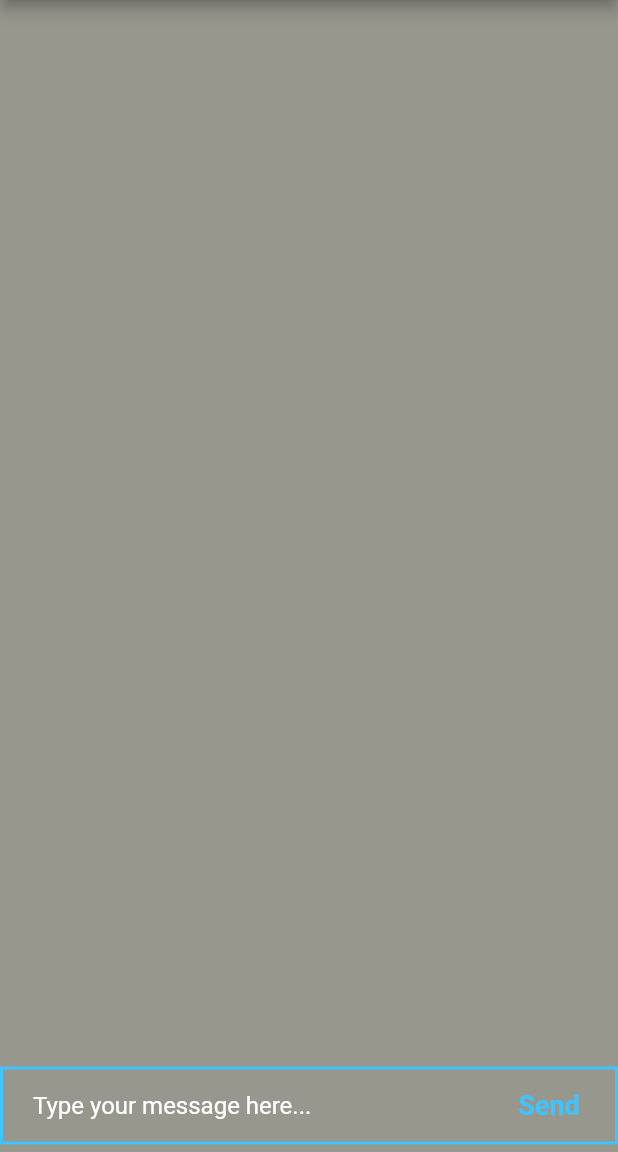
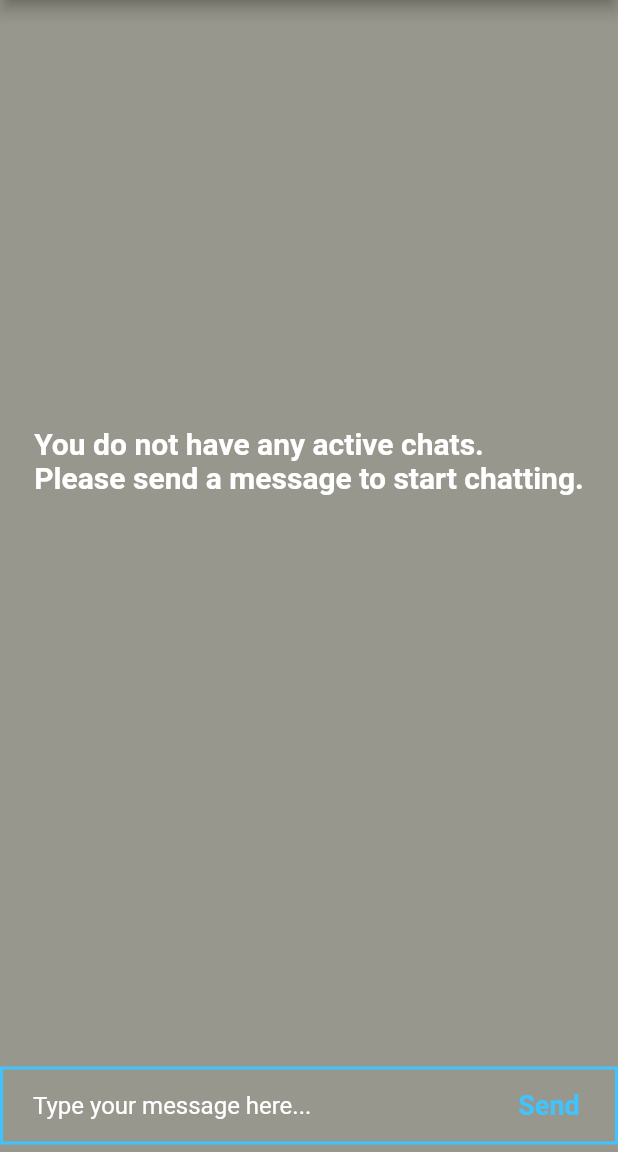
Before and after one commit to aunshpatel/the_chat_app, a Flutter app: the ChatScreen screen opened by its route, on a phone screen of 412 x 824 dp, the part 84-1236 px from its top. Run offline on Flutter 3.47's test engine with Material 2 defaults, Android fonts, the phone set to English and light mode, and no system bars; our stand-ins replace cloud_firestore, firebase_auth, firebase_core, modal_progress_hud; accounts and stored records are empty.

Commit message:
Updated UI of Chat Screen

```diff
--- a/lib/chat_screen.dart
+++ b/lib/chat_screen.dart
@@ -6,6 +6,7 @@ import 'components/constants.dart';
 import 'package:cloud_firestore/cloud_firestore.dart';
 
 final _firestore = FirebaseFirestore.instance;
+late User loggedInUser;
 
 class ChatScreen extends StatefulWidget {
   const ChatScreen({Key? key}) : super(key: key);
@@ -16,7 +17,6 @@ class ChatScreen extends StatefulWidget {
 
 class _ChatScreenState extends State<ChatScreen> {
   final _auth = FirebaseAuth.instance;
-  late User loggedInUser;
   String messageText = '';
   TextEditingController textMessageController = TextEditingController();
 
@@ -54,7 +54,7 @@ class _ChatScreenState extends State<ChatScreen> {
   void messagesStream() async{
      await for(var snapshot in _firestore.collection('messages').snapshots()){
        for (var message in snapshot.docs){
-         print('first value:${message.data().values.first}, last value: ${message.data().values.last}');
+         //print('first value:${message.data().values.first}, last value: ${message.data().values.last}');
        }
      }
   }
@@ -122,8 +122,8 @@ class _ChatScreenState extends State<ChatScreen> {
 }
 
 class MessagesStream extends StatelessWidget {
-  const MessagesStream({Key? key}) : super(key: key);
-
+  MessagesStream({Key? key}) : super(key: key);
+  late bool isMessageBubblesEmpty = false;
   @override
   Widget build(BuildContext context) {
     return StreamBuilder<QuerySnapshot>(
@@ -135,41 +135,52 @@ class MessagesStream extends StatelessWidget {
           );
         }
         final messages = snapshot.data?.docs;
-        print('messages:$messages');
+        //print('messages:$messages');
         List<MessageBubble> messageBubbles = [];
         for(var message in messages!){
-          final messageText = message.get('message'), messageSender = message.get('sender');
-          final messageBubble = MessageBubble(messageSender, messageText);
+          final messageText = message.get('message');
+          final messageSender = message.get('sender');
+          final currentUser = loggedInUser.email;
+
+          if(messageBubbles.isNotEmpty){
+            isMessageBubblesEmpty = true;
+          }
+          else{
+            isMessageBubblesEmpty = false;
+          }
+
+          final messageBubble = MessageBubble(messageSender, messageText, currentUser == messageSender?true:false);
+
           messageBubbles.add(messageBubble);
         }
         return Expanded(
             child: ListView(
               padding: EdgeInsets.symmetric(horizontal: 10.0, vertical: 20.0),
               children: [
-                SizedBox(
-                  width:MediaQuery.of(context).size.width,
-                  child: Column(
+                isMessageBubblesEmpty == true? Column(
                   crossAxisAlignment: CrossAxisAlignment.end,
                   children:messageBubbles,
+                ) : SizedBox(
+                  height: MediaQuery.of(context).size.height - 250,
+                  width: MediaQuery.of(context).size.width,
+                  child: Column(
+                    crossAxisAlignment: CrossAxisAlignment.center,
+                    mainAxisAlignment: MainAxisAlignment.center,
+                    children: [
+                      Text(
+                        'You do not have any active chats.\nPlease send a message to start chatting.',
+                        style: TextStyle(
+                          fontSize: 20,
+                          fontWeight: FontWeight.bold,
+                          color: Colors.white
                         ),
-                )
+                      ),
+                    ],
+                  ),
+                ),
               ],
             )
         );
-        /*else if(snapshot.hasData){
-                  final messages = snapshot.data?.docs;
-                  print('messages:$messages');
-                  List<Text> messageBubbles = [];
-                  for(var message in messages!){
-                    final messageText = message.get('message');
-                    final messageSender = message.get('sender');
-                    final messageBubble = Text('$messageText from $messageSender');
-                    messageBubbles.add(messageBubble);
-                  }
-                  return Column(
-                    children:messageBubbles,
-                  );
-                }*/
       },
     );
   }
@@ -177,14 +188,19 @@ class MessagesStream extends StatelessWidget {
 
 
 class MessageBubble extends StatelessWidget {
-  MessageBubble(this.sender, this.text);
+  MessageBubble(this.sender, this.text, this.isMe);
+
   final String text, sender;
+  final bool isMe;
+
   @override
   Widget build(BuildContext context) {
     return Padding(
       padding: const EdgeInsets.all(10.0),
+      child: SizedBox(
+        width: MediaQuery.of(context).size.width,
         child: Column(
-        crossAxisAlignment: CrossAxisAlignment.end,
+          crossAxisAlignment: isMe == true ? CrossAxisAlignment.end:CrossAxisAlignment.start,
           children: [
             Text(
               sender,
@@ -196,8 +212,10 @@ class MessageBubble extends StatelessWidget {
             const SizedBox(height: 2.0,),
             Material(
               elevation: 5.0,
-            borderRadius: BorderRadius.circular(20.0),
-            color: Colors.lightBlueAccent,
+              borderRadius: isMe == true ? BorderRadius.only(topLeft: Radius.circular(30.0), bottomLeft: Radius.circular(30.0), bottomRight: Radius.circular(30.0)) :
+              BorderRadius.only(topRight: Radius.circular(30.0), bottomLeft: Radius.circular(30.0), bottomRight: Radius.circular(30.0)),
+              //borderRadius: BorderRadius.circular(20.0),
+              color: isMe ==true? Colors.lightBlue : Colors.lightGreen,
               child: Padding(
                 padding: EdgeInsets.symmetric(horizontal: 20.0, vertical: 10.0),
                 child: Text(
@@ -212,6 +230,7 @@ class MessageBubble extends StatelessWidget {
             ),
           ],
         ),
+      )
     );
   }
 }
```
Lines whose indentation alone changed are shown as unchanged.
